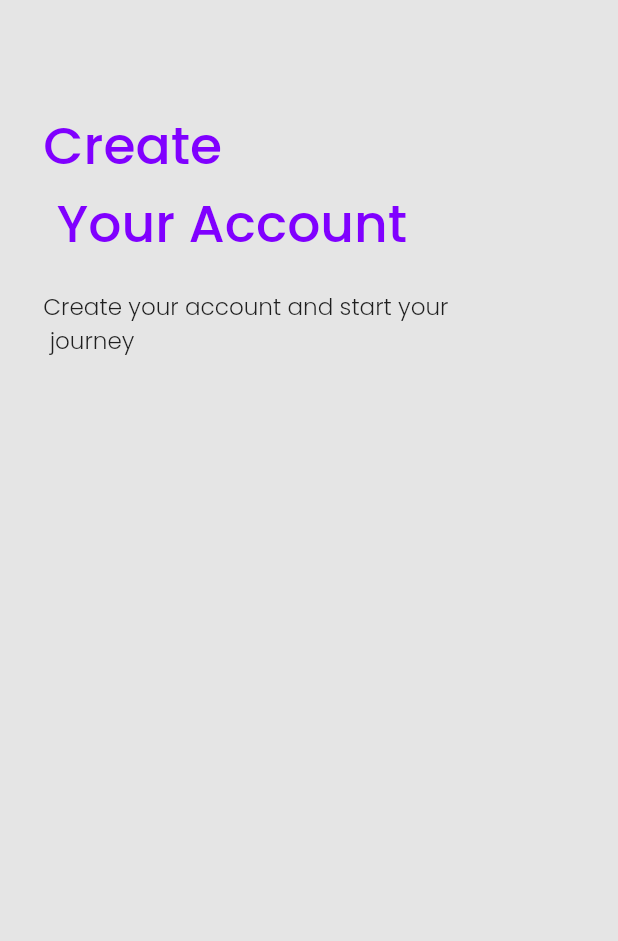
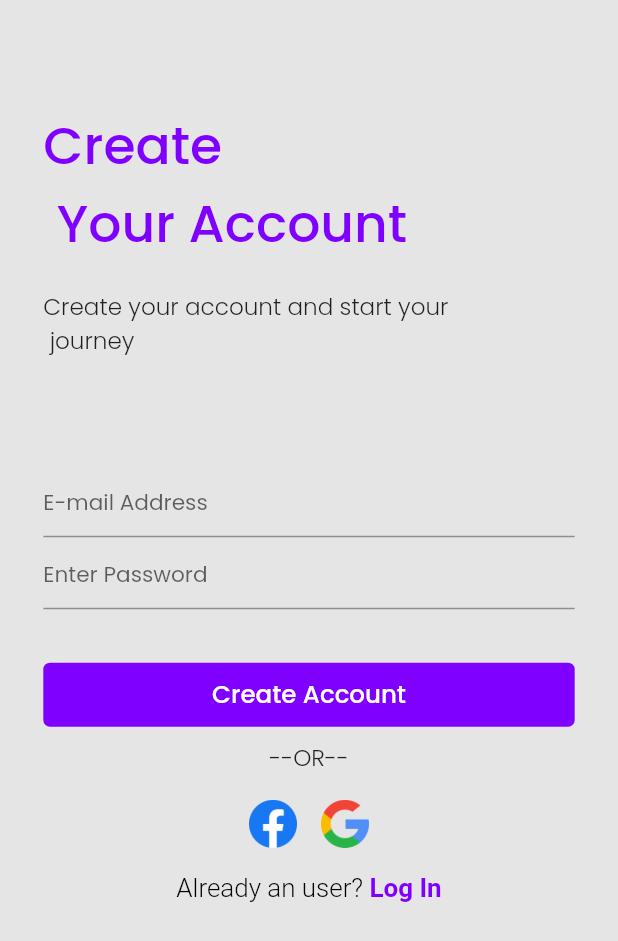
Before and after one commit to azahar24/tour_application, a Flutter app: the SignUp screen opened by its route, on a phone screen of 412 x 824 dp. Shown: the top 941 px of the screen. Run offline on Flutter 3.47's test engine with Material 2 defaults, Android fonts, the phone set to English and light mode, and no system bars; our stand-ins replace dots_indicator, flutter_screenutil, get, google_fonts, lottie, toggle_switch; project files that could hold a hidden picture were left out.

```diff
--- a/lib/ui/route/route.dart
+++ b/lib/ui/route/route.dart
@@ -1,5 +1,8 @@
 import 'package:get/get.dart';
+import 'package:tour_application/ui/views/auth/sign_in.dart';
 import 'package:tour_application/ui/views/auth/sign_up.dart';
+import 'package:tour_application/ui/views/auth/user_form.dart';
+import 'package:tour_application/ui/views/frivacy_policy.dart';
 import 'package:tour_application/ui/views/onbording_screen.dart';
 
 import '../views/splash_screen.dart';
@@ -7,6 +10,9 @@ import '../views/splash_screen.dart';
 const String splash = '/splash-screen';
 const String onbording = '/onbording-screen';
 const String signUp = '/signup-screen';
+const String signIn = '/signin-screen';
+const String userForm = '/userform-screen';
+const String privacyPolicy = '/privacy-policy-screen';
 
 
 List<GetPage> getPages = [
@@ -22,6 +28,18 @@ List<GetPage> getPages = [
       name: signUp,
       page: () => SignUp()
   ),
+  GetPage(
+      name: signIn,
+      page: () => SignIn()
+  ),
+  GetPage(
+      name: userForm,
+      page: () => UserForm()
+  ),
+  GetPage(
+      name: privacyPolicy,
+      page: () => PrivacyPolicy()
+  ),
 
 
 
--- a/lib/ui/styles/styles.dart
+++ b/lib/ui/styles/styles.dart
@@ -6,4 +6,12 @@ class AppStyle {
     fontWeight: FontWeight.w600,
     fontSize: 20.sp,
   );
+
+  InputDecoration textFieldDecoration(hint) => InputDecoration(
+    hintText: hint,
+    hintStyle: TextStyle(
+      fontSize: 15.sp,
+    ),
+
+  );
 }
--- a/lib/ui/views/auth/sign_up.dart
+++ b/lib/ui/views/auth/sign_up.dart
@@ -1,33 +1,120 @@
+import 'package:flutter/gestures.dart';
 import 'package:flutter/material.dart';
 import 'package:flutter_screenutil/flutter_screenutil.dart';
+import 'package:get/get.dart';
 import 'package:tour_application/const/app_colors.dart';
+import 'package:tour_application/ui/route/route.dart';
+import 'package:tour_application/ui/styles/styles.dart';
+import 'package:tour_application/ui/widgets/violatebutton.dart';
 
 class SignUp extends StatelessWidget {
-  const SignUp({Key? key}) : super(key: key);
+  TextEditingController _emailController = TextEditingController();
+  TextEditingController _passwordController = TextEditingController();
 
   @override
   Widget build(BuildContext context) {
     return SafeArea(
       child: Scaffold(
         body: Padding(
-          padding: EdgeInsets.only(left: 30.w,right: 30.w,top: 80.h),
+          padding: EdgeInsets.only(left: 30.w, right: 30.w, top: 80.h),
           child: Column(
             crossAxisAlignment: CrossAxisAlignment.start,
             children: [
-              Text("Create\n Your Account",style: TextStyle(
-                fontSize: 36.sp,
-                fontWeight: FontWeight.w500,
-                color: AppColors.violetColor,
-              ),),
-              SizedBox(height: 20.h,),
-              Text("Create your account and start your\n journey",style: TextStyle(
-                fontSize: 16.sp,
-                fontWeight: FontWeight.w300,
-              ),),
+              Text(
+                "Create\n Your Account",
+                style: TextStyle(
+                  fontSize: 36.sp,
+                  fontWeight: FontWeight.w500,
+                  color: AppColors.violetColor,
+                ),
+              ),
+              SizedBox(
+                height: 20.h,
+              ),
+              Text(
+                "Create your account and start your\n journey",
+                style: TextStyle(
+                  fontSize: 16.sp,
+                  fontWeight: FontWeight.w300,
+                ),
+              ),
+              SizedBox(
+                height: 80.h,
+              ),
+              TextFormField(
+                controller: _emailController,
+                keyboardType: TextInputType.emailAddress,
+                decoration: AppStyle().textFieldDecoration('E-mail Address'),
+              ),
+              TextFormField(
+                controller: _passwordController,
+                keyboardType: TextInputType.visiblePassword,
+                decoration: AppStyle().textFieldDecoration('Enter Password'),
+              ),
+              SizedBox(
+                height: 40.h,
+              ),
+              ViolateButton(
+                text: 'Create Account',
+                onAction: () {
+                  Get.toNamed(userForm);
+                },
+              ),
+              SizedBox(
+                height: 10.h,
+              ),
+              Align(
+                alignment: Alignment.center,
+                child: Text(
+                  "--OR--",
+                  style: TextStyle(
+                    fontSize: 16.sp,
+                    fontWeight: FontWeight.w300,
+                  ),
+                ),
+              ),
+              SizedBox(
+                height: 10.h,
+              ),
+              Row(
+                mainAxisAlignment: MainAxisAlignment.center,
+                children: [
+                  IconButton(
+                      onPressed: () {},
+                      icon: Image.asset('assets/icons/facebook.png')),
+                  IconButton(
+                      onPressed: () {},
+                      icon: Image.asset('assets/icons/google.png')),
+                ],
+              ),
+              SizedBox(
+                height: 10.h,
+              ),
+              Align(
+                alignment: Alignment.center,
+                child: RichText(
+                    text: TextSpan(
+                        text: "Already an user? ",
+                        style: TextStyle(
+                            fontSize: 18.sp,
+                            fontWeight: FontWeight.w300,
+                            color: Colors.black),
+                        children: [
+                      TextSpan(
+                        text: 'Log In',
+                        style: TextStyle(
+                          fontSize: 18.sp,
+                          fontWeight: FontWeight.w600,
+                          color: AppColors.violetColor,
+                        ),
+                        recognizer: TapGestureRecognizer()
+                          ..onTap = () => Get.toNamed(signIn),
+                      )
+                    ])),
+              )
             ],
           ),
         ),
-
       ),
     );
   }
--- a/lib/ui/views/onbording_screen.dart
+++ b/lib/ui/views/onbording_screen.dart
@@ -67,8 +67,9 @@ class OnbordingScreen extends StatelessWidget {
                               ),),
                               InkWell(
                                 onTap: (){
-                                  if(_currentIndex==2){
+                                  if(_currentIndex==lottieFile.length-1){
                                     Get.toNamed(signUp);
+
 
                                   } else {
                                     _currentIndex + 1;
--- /dev/null
+++ b/lib/ui/widgets/violatebutton.dart
@@ -0,0 +1,55 @@
+import 'package:flutter/material.dart';
+import 'package:flutter_screenutil/flutter_screenutil.dart';
+import 'package:get/get.dart';
+import 'package:tour_application/const/app_colors.dart';
+
+class ViolateButton extends StatelessWidget {
+  Function onAction;
+  String text;
+
+  ViolateButton({required this.text, required this.onAction});
+
+  RxBool _value = false.obs;
+
+  @override
+  Widget build(BuildContext context) {
+    return Obx(() => InkWell(
+          onTap: () {
+            _value.value = true;
+            onAction();
+          },
+          child: Container(
+            height: 48.h,
+            decoration: BoxDecoration(
+                color: AppColors.violetColor,
+                borderRadius: BorderRadius.circular(5.r)),
+            child: _value == false
+                ? Center(
+                    child: Text(text,
+                        style: TextStyle(
+                          fontSize: 17.sp,
+                          color: Colors.white,
+                          fontWeight: FontWeight.w500,
+                        )))
+                : Row(
+                    mainAxisAlignment: MainAxisAlignment.center,
+                    children: [
+                      Text('Please Wait',
+                          style: TextStyle(
+                            fontSize: 17.sp,
+                            color: Colors.white,
+                            fontWeight: FontWeight.w500,
+                          )),
+                      SizedBox(
+                        width: 10.w,
+                      ),
+                      Transform.scale(
+                          scale: 0.4, child: CircularProgressIndicator(
+                        color: Colors.white,
+                      ))
+                    ],
+                  ),
+          ),
+        ));
+  }
+}
```
Also changed, not shown: lib/ui/views/auth/sign_in.dart (added, +95 -0 lines), lib/ui/views/auth/user_form.dart (added, +113 -0 lines), lib/ui/views/splash_screen.dart (+12 -2 lines), pubspec.yaml (+9 -0 lines), assets/icons/facebook.png (added), assets/icons/google.png (added), pubspec.lock, 2 other files.
